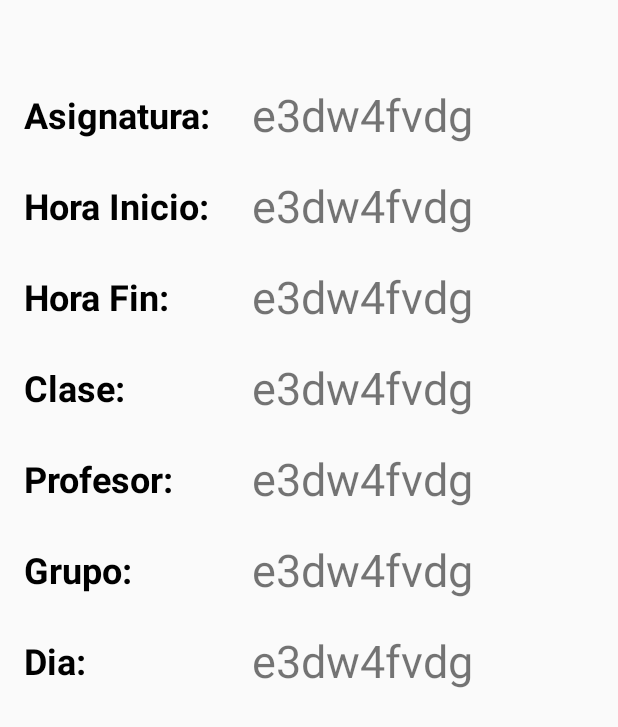
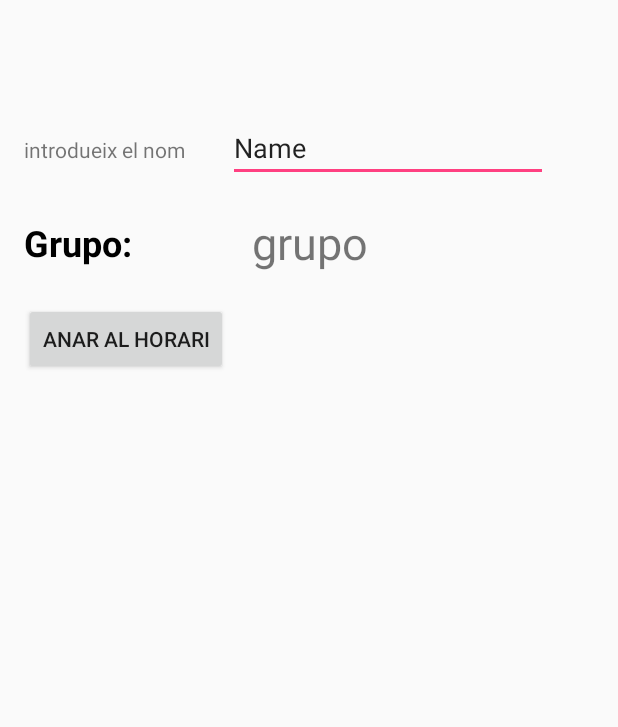
Before and after one commit to jaumeferDAM/Horari-masterJauume, an Android app: the screen it shows after launch (MainActivity), on a phone screen of 412 x 824 dp. Shown: the top 727 px of the screen. Run offline under Robolectric (Android 15) with nearby library versions, the phone set to English and light mode, and no system bars.

```diff
--- a/app/src/main/java/com/example/alumnedam/horari/MainActivity.java
+++ b/app/src/main/java/com/example/alumnedam/horari/MainActivity.java
@@ -1,9 +1,12 @@
 package com.example.alumnedam.horari;
 
+import android.content.Intent;
 import android.database.Cursor;
 import android.database.sqlite.SQLiteDatabase;
 import android.support.v7.app.AppCompatActivity;
 import android.os.Bundle;
+import android.view.View;
+import android.widget.Spinner;
 import android.widget.TextView;
 import android.widget.Toast;
 
@@ -12,7 +15,7 @@ import org.w3c.dom.Text;
 import java.text.SimpleDateFormat;
 import java.util.Calendar;
 
-public class MainActivity extends AppCompatActivity {
+public class MainActivity extends AppCompatActivity implements View.OnClickListener {
 
     @Override
     protected void onCreate(Bundle savedInstanceState) {
@@ -58,4 +61,22 @@ public class MainActivity extends AppCompatActivity {
         }
 
     }
+
+
+
+    @Override
+    public void onClick(View view) {
+        intent = new Intent(this, HorariActivity.class);
+        TextView tvNom = (TextView) findViewById(R.id.etNom);
+        Spinner spin = (Spinner) findViewById(R.id.spinnerCurs);
+        Spinner fondo = (Spinner)findViewById(R.id.spinnerFons);
+        Spinner font = (Spinner)findViewById(R.id.spinnerfont);
+        if (!(tvNom.getText().toString().equals(""))) {
+
+        } else {
+            Toast.makeText(this, "Introdueix els valors", Toast.LENGTH_SHORT).show();
+        }
+    }
+
+
 }
--- /dev/null
+++ b/app/src/main/java/com/example/alumnedam/horari/horariActivity.java
@@ -0,0 +1,8 @@
+package com.example.alumnedam.horari;
+
+/**
+ * Created by Jaume on 09/01/2017.
+ */
+
+public class horariActivity {
+}
--- a/app/src/main/res/layout/activity_main.xml
+++ b/app/src/main/res/layout/activity_main.xml
@@ -10,6 +10,13 @@
     android:paddingTop="@dimen/activity_vertical_margin"
     tools:context="com.example.alumnedam.horari.MainActivity">
 
+    <TextView
+        android:text="TextView"
+        android:layout_width="wrap_content"
+        android:layout_height="wrap_content"
+        android:id="@+id/textView"
+        android:layout_weight="1" />
+
     <TableLayout
         android:layout_width="match_parent"
         android:layout_height="match_parent"
@@ -20,26 +27,6 @@
             android:layout_height="match_parent"
             android:paddingBottom="20dp">
 
-            <TextView
-                android:text="@string/asignatura"
-                android:layout_width="0dp"
-                android:layout_height="wrap_content"
-                android:id="@+id/tvAsignatura"
-                android:textStyle="normal|bold"
-                android:textSize="24sp"
-                android:layout_weight="1"
-                android:layout_gravity="center"
-                android:textColor="@android:color/black" />
-
-            <TextView
-                android:layout_width="0dp"
-                android:layout_height="wrap_content"
-                android:id="@+id/tvAsignaturaAsignar"
-                android:textSize="30sp"
-                android:layout_weight="1.5"
-                android:layout_gravity="center"
-                android:text="e3dw4fvdg" />
-
         </TableRow>
 
         <TableRow
@@ -48,107 +35,19 @@
             android:paddingBottom="20dp">
 
 
-        <TextView
-            android:text="@string/hora_inici"
-            android:layout_width="0dp"
-            android:layout_height="wrap_content"
-            android:id="@+id/tvHoraIn"
-            android:textStyle="normal|bold"
-            android:textSize="24sp"
-            android:layout_weight="1"
-            android:layout_gravity="center"
-            android:textColor="@android:color/black" />
+            <TextView
+                android:text="introdueix el nom"
+                android:layout_width="wrap_content"
+                android:layout_height="wrap_content"
+                android:id="@+id/textView2" />
 
-        <TextView
-            android:layout_width="0dp"
-            android:layout_height="wrap_content"
-            android:id="@+id/tvHoraInAsignar"
-            android:textSize="30sp"
-            android:layout_weight="1.5"
-            android:layout_gravity="center"
-            android:text="e3dw4fvdg" />
-
-        </TableRow>
-        <TableRow
-            android:layout_width="match_parent"
-            android:layout_height="match_parent"
-            android:paddingBottom="20dp">
-
-
-        <TextView
-                android:text="@string/hora_fin"
-                android:layout_width="0dp"
+            <EditText
+                android:layout_width="wrap_content"
                 android:layout_height="wrap_content"
-                android:id="@+id/tvHoraFin"
-                android:textStyle="normal|bold"
-                android:textSize="24sp"
-                android:layout_weight="1"
-                android:layout_gravity="center"
-                android:textColor="@android:color/black" />
-
-            <TextView
-                android:layout_width="0dp"
-                android:layout_height="wrap_content"
-                android:id="@+id/tvHoraFinAsignar"
-                android:textSize="30sp"
-                android:layout_weight="1.5"
-                android:layout_gravity="center"
-                android:text="e3dw4fvdg" />
-
-        </TableRow>
-        <TableRow
-            android:layout_width="match_parent"
-            android:layout_height="match_parent"
-            android:paddingBottom="20dp">
-
-
-        <TextView
-                android:text="@string/clase"
-                android:layout_width="0dp"
-                android:layout_height="wrap_content"
-                android:id="@+id/tvClase"
-                android:textStyle="normal|bold"
-                android:textSize="24sp"
-                android:layout_weight="1"
-                android:layout_gravity="center"
-                android:textColor="@android:color/black" />
-
-            <TextView
-                android:layout_width="0dp"
-                android:layout_height="wrap_content"
-                android:id="@+id/tvClaseAsignar"
-                android:textSize="30sp"
-                android:layout_weight="1.5"
-                android:layout_gravity="center"
-                android:text="e3dw4fvdg" />
-
-        </TableRow>
-
-        <TableRow
-            android:layout_width="match_parent"
-            android:layout_height="match_parent"
-            android:paddingBottom="20dp">
-
-            <TextView
-                android:text="@string/profesor"
-                android:layout_width="0dp"
-                android:layout_height="wrap_content"
-                android:id="@+id/tvProfesor"
-                android:textStyle="normal|bold"
-                android:textSize="24sp"
-                android:layout_weight="1"
-                android:layout_gravity="center"
-                android:textColor="@android:color/black" />
-
-            <TextView
-                android:layout_width="0dp"
-                android:layout_height="wrap_content"
-                android:id="@+id/tvProfesorAsignar"
-                android:textSize="30sp"
-                android:layout_weight="1.5"
-                android:layout_gravity="center"
-                android:text="e3dw4fvdg" />
-
+                android:inputType="textPersonName"
+                android:text="Name"
+                android:ems="10"
+                android:id="@+id/editText" />
         </TableRow>
 
         <TableRow
@@ -174,36 +73,23 @@
                 android:textSize="30sp"
                 android:layout_weight="1.5"
                 android:layout_gravity="center"
-                android:text="e3dw4fvdg" />
+                android:text="grupo" />
 
         </TableRow>
 
-
         <TableRow
             android:layout_width="match_parent"
-            android:layout_height="match_parent">
+            android:layout_height="match_parent"
+            android:paddingBottom="20dp">
 
-            <TextView
-                android:text="@string/dia"
-                android:layout_width="0dp"
+
+            <Button
+                android:text="Anar al horari"
+                android:layout_width="wrap_content"
                 android:layout_height="wrap_content"
-                android:id="@+id/tvDia"
-                android:textStyle="normal|bold"
-                android:textSize="24sp"
-                android:layout_weight="1"
-                android:layout_gravity="center"
-                android:textColor="@android:color/black" />
+                android:id="@+id/button2" />
+        </TableRow>
 
-            <TextView
-                android:layout_width="0dp"
-                android:layout_height="wrap_content"
-                android:id="@+id/tvDiaAsignar"
-                android:textSize="30sp"
-                android:layout_weight="1.5"
-                android:layout_gravity="center"
-                android:text="e3dw4fvdg" />
-
-        </TableRow>
 
     </TableLayout>
 
```
